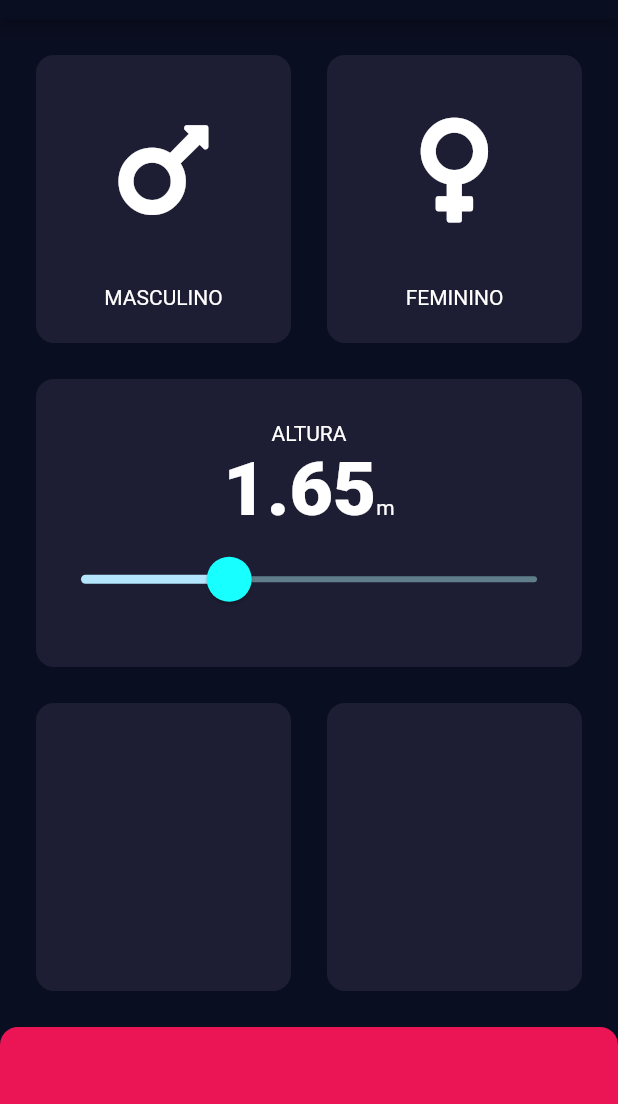
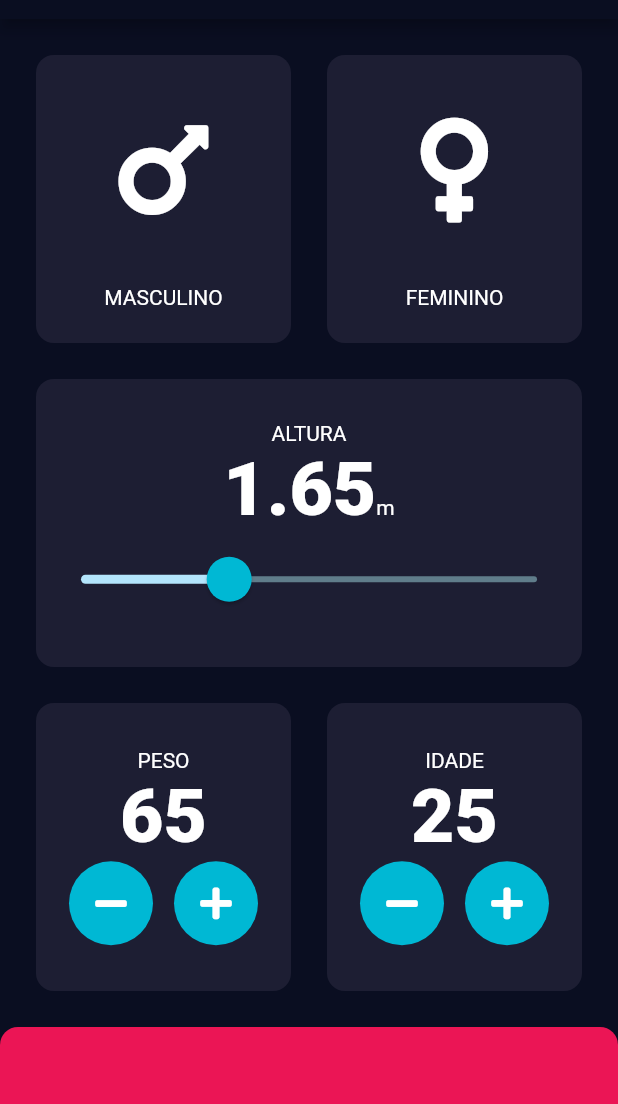
Before and after one commit to lucasliet/Calculadora-IMC, a Flutter app: the screen it shows after launch, on a phone screen of 412 x 824 dp, the part 65-1169 px from its top. Run offline on Flutter 3.47's test engine with Material 2 defaults, Android fonts, the phone set to English and light mode, and no system bars; our stand-ins replace font_awesome_flutter.

Commit message:
PlusMinus Button widget

```diff
--- a/lib/main.dart
+++ b/lib/main.dart
@@ -2,6 +2,18 @@ import 'package:flutter/material.dart';
 import 'pages/input_page.dart';
 
 void main() => runApp(IMCapp());
+
+//THEME
+const cardColor         = Color(0xFF1D1E33);
+const backgroundColor   = Color(0xFF0A0E21);
+const accentColor       = Color(0xFF00B8D4);
+const activeColor       = Color(0xFF388E3C);
+const bottomButtomColor = Color(0xFFEB1555);
+const numberStyle       = TextStyle(
+  fontSize: 50,
+  fontWeight: FontWeight.w900,
+);
+const labelStyle        = TextStyle(fontSize: 14);
 
 class IMCapp extends StatelessWidget {
   @override
@@ -9,9 +21,9 @@ class IMCapp extends StatelessWidget {
     return MaterialApp(
       debugShowCheckedModeBanner: false,
       theme: ThemeData.dark().copyWith(
-        primaryColor: Color(0xFF0A0E21),
-        scaffoldBackgroundColor: Color(0xFF0a0E21),
-        accentColor: Colors.cyanAccent,
+        primaryColor:            backgroundColor,
+        scaffoldBackgroundColor: backgroundColor,
+        accentColor:             accentColor,
       ),
       home: InputPage()
     );
--- a/lib/model/labeled_icon.dart
+++ b/lib/model/labeled_icon.dart
@@ -3,8 +3,9 @@ import 'package:flutter/material.dart';
 class IconLabel extends StatelessWidget {
   final IconData icon;
   final String label;
+  final TextStyle labelTextStyle;
 
-  IconLabel({@required this.icon, @required this.label});
+  IconLabel({@required this.icon, @required this.label, @required this.labelTextStyle});
 
   @override
   Widget build(BuildContext context) {
@@ -21,9 +22,7 @@ class IconLabel extends StatelessWidget {
         Expanded(
           child: Text(
             label,
-            style: const TextStyle(
-              fontSize: 14,
-            ),
+            style: labelTextStyle
           ),
         ),
       ],
--- a/lib/model/plus_minus.dart
+++ b/lib/model/plus_minus.dart
@@ -1,11 +1,26 @@
 import 'package:flutter/material.dart';
+import 'package:font_awesome_flutter/font_awesome_flutter.dart';
 
-class PlusMinus extends StatelessWidget {
+class PlusMinusButtons extends StatelessWidget {
   final String label;
   final int number;
-  final TextStyle textStyle;
+  final TextStyle labelTextStyle;
+  final TextStyle numberStyle;
+  final Color accentColor;
+  final Function minusButton;
+  final Function plusButton;
+  final Color pressedButtonColor;
 
-  PlusMinus({this.label, this.number, this.textStyle});
+  PlusMinusButtons({
+    @required this.label,
+    @required this.number,
+    @required this.numberStyle,
+    @required this.labelTextStyle,
+    @required this.accentColor,
+    @required this.minusButton,
+    @required this.plusButton,
+    @required this.pressedButtonColor
+  });
 
   @override
   Widget build(BuildContext context) {
@@ -14,19 +29,38 @@ class PlusMinus extends StatelessWidget {
       children: <Widget>[
         Text(
           label,
-          style: const TextStyle(
-            fontSize: 14,
+          style: labelTextStyle,
+        ),
+        Text(number.toString(), style: numberStyle),
+        Padding(
+          padding: const EdgeInsets.symmetric(horizontal: 15),
+          child: Row(
+            mainAxisAlignment: MainAxisAlignment.center,
+            children: <Widget>[
+              Expanded(
+                child: RawMaterialButton(
+                  elevation: 0.0,
+                  child: const Icon(FontAwesomeIcons.minus),
+                  onPressed: minusButton,
+                  constraints: BoxConstraints.tightFor(width: 56.0, height: 56.0),
+                  shape: CircleBorder(),
+                  fillColor: accentColor,
+                  highlightColor: pressedButtonColor,
+                ),
+              ),
+              Expanded(
+                child: RawMaterialButton(
+                  elevation: 0.0,
+                  child: const Icon(FontAwesomeIcons.plus),
+                  onPressed: plusButton,
+                  constraints: BoxConstraints.tightFor(width: 56.0, height: 56.0),
+                  shape: CircleBorder(),
+                  fillColor: accentColor,
+                  highlightColor: pressedButtonColor,
+                ),
+              ),
+            ],
           ),
-        ),
-        Text(
-          number.toString(),
-          style: textStyle
-        ),
-        Row(
-          mainAxisAlignment: MainAxisAlignment.center,
-          children: <Widget>[
-
-          ],
         )
       ],
     );
--- a/lib/pages/input_page.dart
+++ b/lib/pages/input_page.dart
@@ -1,14 +1,14 @@
 import 'package:flutter/material.dart';
 import 'package:font_awesome_flutter/font_awesome_flutter.dart';
-import 'package:calculadora_imc/model/card.dart';
-import 'package:calculadora_imc/model/labeled_icon.dart';
+import '../main.dart';
+import '../main.dart';
+import '../main.dart';
+import '../main.dart';
+import '../main.dart';
+import '../model/card.dart';
+import '../model/labeled_icon.dart';
+import '../model/plus_minus.dart';
 
-const _cardColor = Color(0xFF1D1E33);
-const _activeCardColor = Colors.green;
-const _cardTextStyle = TextStyle(
-  fontSize: 50,
-  fontWeight: FontWeight.w900,
-);
 enum Gender {
   male,
   female,
@@ -22,6 +22,8 @@ class InputPage extends StatefulWidget {
 class _InputPageState extends State<InputPage> {
   Gender _gender;
   double _height = 1.65;
+  int weight = 65;
+  int age = 25;
 
   @override
   Widget build(BuildContext context) {
@@ -39,6 +41,7 @@ class _InputPageState extends State<InputPage> {
               child: Column(
                 crossAxisAlignment: CrossAxisAlignment.stretch,
                 children: <Widget>[
+                  // GENDER SELECT
                   Expanded(
                     child: Row(
                       children: <Widget>[
@@ -47,11 +50,13 @@ class _InputPageState extends State<InputPage> {
                             onPress: () =>
                                 setState(() => _gender = Gender.male),
                             color: _gender == Gender.male
-                                ? _activeCardColor
-                                : _cardColor,
+                                ? activeColor
+                                : cardColor,
                             child: IconLabel(
-                                icon: FontAwesomeIcons.mars,
-                                label: 'MASCULINO'),
+                              icon: FontAwesomeIcons.mars,
+                              label: 'MASCULINO',
+                              labelTextStyle: labelStyle,
+                            ),
                           ),
                         ),
                         Expanded(
@@ -59,23 +64,26 @@ class _InputPageState extends State<InputPage> {
                             onPress: () =>
                                 setState(() => _gender = Gender.female),
                             color: _gender == Gender.female
-                                ? _activeCardColor
-                                : _cardColor,
+                                ? activeColor
+                                : cardColor,
                             child: IconLabel(
-                                icon: FontAwesomeIcons.venus,
-                                label: 'FEMININO'),
+                              icon: FontAwesomeIcons.venus,
+                              label: 'FEMININO',
+                              labelTextStyle: labelStyle,
+                            ),
                           ),
                         ),
                       ],
                     ),
                   ),
+                  // HEIGHT SELECT
                   Expanded(
                     child: CustomCard(
-                        color: _cardColor,
+                        color: cardColor,
                         child: Column(
                           mainAxisAlignment: MainAxisAlignment.center,
                           children: <Widget>[
-                            Text('ALTURA', style: TextStyle(fontSize: 14)),
+                            Text('ALTURA', style: labelStyle),
                             Row(
                               mainAxisAlignment: MainAxisAlignment.center,
                               crossAxisAlignment: CrossAxisAlignment.baseline,
@@ -83,7 +91,7 @@ class _InputPageState extends State<InputPage> {
                               children: <Widget>[
                                 Text(
                                   _height.toStringAsFixed(2),
-                                  style: _cardTextStyle,
+                                  style: numberStyle,
                                 ),
                                 Text('m'),
                               ],
@@ -94,8 +102,8 @@ class _InputPageState extends State<InputPage> {
                                     enabledThumbRadius: 15.0),
                                 overlayShape: RoundSliderOverlayShape(
                                     overlayRadius: 30.0),
-                                thumbColor: Colors.cyanAccent,
-                                overlayColor: Color(0x2984FFFF),
+                                thumbColor: accentColor,
+                                overlayColor: activeColor.withAlpha(70),
                                 activeTrackColor: Colors.lightBlue[100],
                                 inactiveTrackColor: Colors.blueGrey,
                               ),
@@ -103,8 +111,9 @@ class _InputPageState extends State<InputPage> {
                                 value: _height,
                                 min: 1.0,
                                 max: 3.0,
-                                onChanged: (double _newHeight) =>
-                                    setState(() => _height = _newHeight),
+                                onChanged: (double _newHeight) {
+                                    setState(() => _height = _newHeight);
+                                },
                               ),
                             )
                           ],
@@ -113,11 +122,35 @@ class _InputPageState extends State<InputPage> {
                   Expanded(
                     child: Row(
                       children: <Widget>[
+                        // WEIGHT SELECT
                         Expanded(
-                          child: CustomCard(color: _cardColor),
+                          child: CustomCard(
+                              color: cardColor,
+                              child: PlusMinusButtons(
+                                label: 'PESO',
+                                number: weight,
+                                numberStyle: numberStyle,
+                                labelTextStyle: labelStyle,
+                                accentColor: accentColor,
+                                pressedButtonColor: activeColor,
+                                minusButton: () => setState(() => weight--),
+                                plusButton: () => setState(() => weight++),
+                              )),
                         ),
                         Expanded(
-                          child: CustomCard(color: _cardColor),
+                          child: CustomCard(
+                            color: cardColor,
+                            child: PlusMinusButtons(
+                              label: 'IDADE',
+                              number: age,
+                              numberStyle: numberStyle,
+                              labelTextStyle: labelStyle,
+                              accentColor: accentColor,
+                              pressedButtonColor: activeColor,
+                              minusButton: () => setState(() => age--),
+                              plusButton: () => setState(() => age++),
+                            ),
+                          ),
                         ),
                       ],
                     ),
@@ -129,7 +162,7 @@ class _InputPageState extends State<InputPage> {
           Expanded(
             child: Container(
               decoration: BoxDecoration(
-                color: Color(0xFFEB1555),
+                color: bottomButtomColor,
                 borderRadius: BorderRadius.vertical(top: Radius.circular(12)),
               ),
             ),
```
